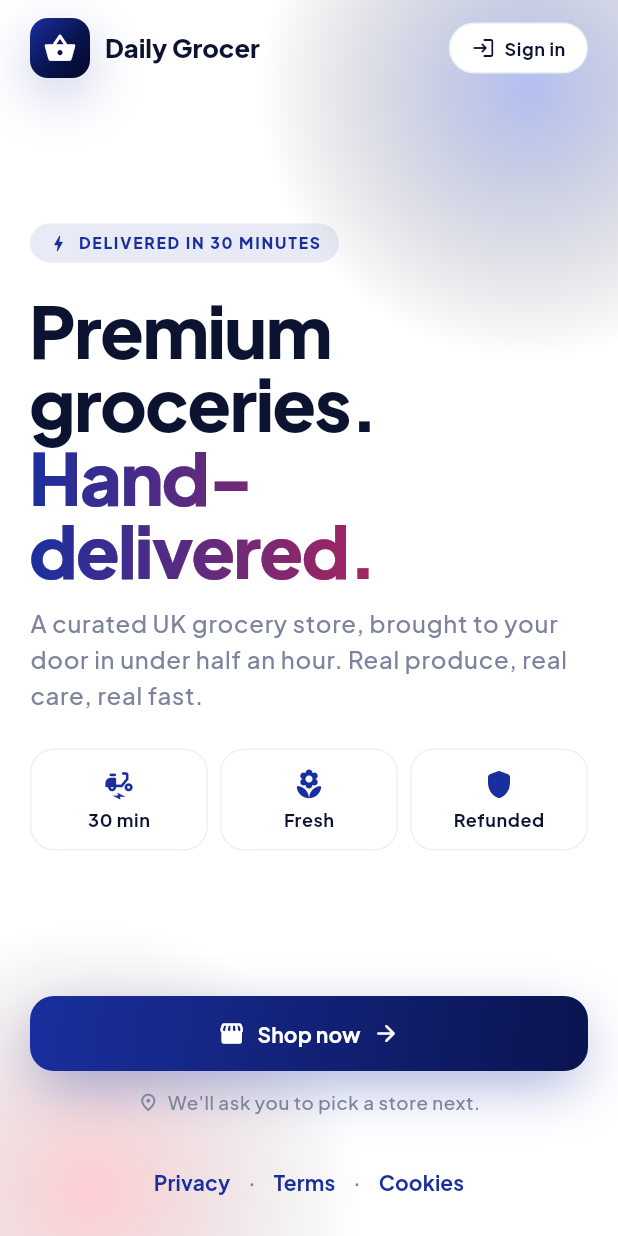
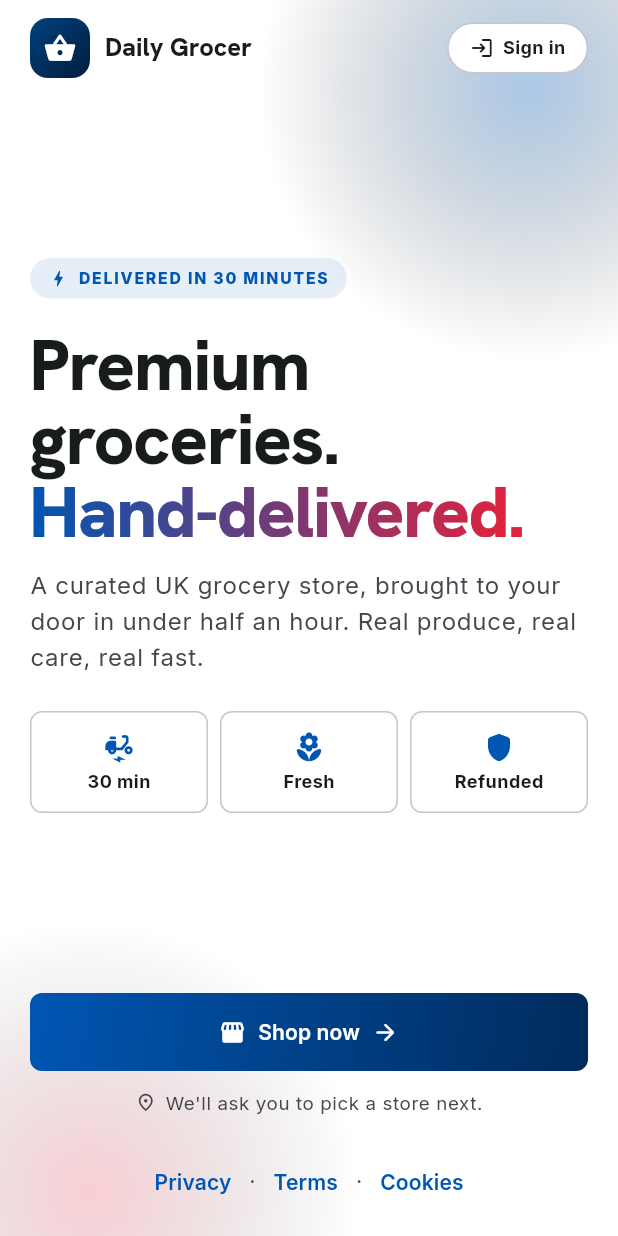
Before and after one commit to musnymubarak/UK_Grocery, a Flutter app: the screen it shows after launch, on a phone screen of 412 x 824 dp. Run offline on Flutter 3.47's test engine with Material 3 defaults, Android fonts, the phone set to English and light mode, and no system bars; our stand-ins replace cached_network_image, dio, geolocator, google_fonts, shared_preferences; accounts and stored records are empty; network calls fail.

Commit message:
feat(mobile): reskin core tokens + theme to storefront flat/light
Retune the central design tokens so the storefront's flat, light look
propagates app-wide: navy/action-blue/action-red palette, Hanken Grotesk +
Inter typography, small radii (cards ~8-12px), flattened shadows (soft() = none,
glows disabled), and a #f8f9fa page background with white hairline-bordered
cards. Symbol names kept stable so screens re-skin automatically. Reverses the
brief's premium direction per the owner's request.

Co-Authored-By: Claude Opus 4.7 (1M context) <noreply@anthropic.com>

```diff
--- a/mobile/lib/core/theme/app_colors.dart
+++ b/mobile/lib/core/theme/app_colors.dart
@@ -1,77 +1,76 @@
 import 'package:flutter/material.dart';
 
-/// Brand palette — deep royal blue primary, rich vibrant red accent.
-/// Built for layered surfaces, glass overlays, and controlled contrast.
+/// Brand palette — aligned to the storefront's flat/light design system:
+/// deep navy structure, action-blue accents, action-red CTAs, crisp light
+/// neutral surfaces. Symbol names are kept stable so screens/widgets that
+/// reference specific shades re-skin automatically.
 class AppColors {
   AppColors._();
 
-  // Royal Blue (primary)
-  static const Color blue50 = Color(0xFFEEF2FF);
-  static const Color blue100 = Color(0xFFDDE4FF);
-  static const Color blue200 = Color(0xFFB8C5FF);
-  static const Color blue300 = Color(0xFF8A9DFF);
-  static const Color blue400 = Color(0xFF5970F5);
-  static const Color blue500 = Color(0xFF2747D8);
-  static const Color blue600 = Color(0xFF1A2F9E);
-  static const Color blue700 = Color(0xFF0F1E6E);
-  static const Color blue800 = Color(0xFF0A1450);
-  static const Color blue900 = Color(0xFF060F3E);
-  static const Color blue950 = Color(0xFF030723);
+  // Blue ramp — action-blue (#0056b3) accents up to navy (#001d3d) structure.
+  static const Color blue50 = Color(0xFFEAF1FB);
+  static const Color blue100 = Color(0xFFCFE0F4);
+  static const Color blue200 = Color(0xFF9FC0E8);
+  static const Color blue300 = Color(0xFF5E93D6);
+  static const Color blue400 = Color(0xFF2C72C4);
+  static const Color blue500 = Color(0xFF0E63BD);
+  static const Color blue600 = Color(0xFF0056B3); // action-blue (primary)
+  static const Color blue700 = Color(0xFF00417F);
+  static const Color blue800 = Color(0xFF002B5C);
+  static const Color blue900 = Color(0xFF001D3D); // navy (structure)
+  static const Color blue950 = Color(0xFF001027);
 
-  // Rich Red (accent)
-  static const Color red50 = Color(0xFFFFF1F2);
-  static const Color red100 = Color(0xFFFFDEE2);
-  static const Color red300 = Color(0xFFFF8A95);
-  static const Color red400 = Color(0xFFFF5A6A);
-  static const Color red500 = Color(0xFFFF1F36);
-  static const Color red600 = Color(0xFFE00F26);
-  static const Color red700 = Color(0xFFA60A1F);
+  // Red ramp — action-red (#e6203a).
+  static const Color red50 = Color(0xFFFDECEE);
+  static const Color red100 = Color(0xFFFAD2D7);
+  static const Color red300 = Color(0xFFF38A95);
+  static const Color red400 = Color(0xFFEE5365);
+  static const Color red500 = Color(0xFFE6203A); // action-red (secondary)
+  static const Color red600 = Color(0xFFC71A30);
+  static const Color red700 = Color(0xFF9E1325);
 
-  // Neutrals (cool-tinted to harmonize with blue)
+  // Neutrals — light, crisp; low indices are surfaces, high are text/borders.
   static const Color neutral0 = Color(0xFFFFFFFF);
-  static const Color neutral50 = Color(0xFFF7F8FC);
-  static const Color neutral100 = Color(0xFFEEF0F7);
-  static const Color neutral200 = Color(0xFFE2E6F0);
-  static const Color neutral300 = Color(0xFFCFD4E3);
-  static const Color neutral400 = Color(0xFFA8B0C6);
-  static const Color neutral500 = Color(0xFF7C849D);
-  static const Color neutral600 = Color(0xFF5A6585);
-  static const Color neutral700 = Color(0xFF3A4365);
-  static const Color neutral800 = Color(0xFF1F2547);
-  static const Color neutral900 = Color(0xFF0C1330);
+  static const Color neutral50 = Color(0xFFF8F9FA); // page background
+  static const Color neutral100 = Color(0xFFF3F4F5);
+  static const Color neutral200 = Color(0xFFEDEEEF);
+  static const Color neutral300 = Color(0xFFE1E3E4);
+  static const Color neutral400 = Color(0xFFC4C6CF); // hairline border
+  static const Color neutral500 = Color(0xFFA0A3AB);
+  static const Color neutral600 = Color(0xFF74777F); // outline
+  static const Color neutral700 = Color(0xFF44474E); // muted text
+  static const Color neutral800 = Color(0xFF2A2D31);
+  static const Color neutral900 = Color(0xFF191C1D); // on-surface
 
   // Semantic
-  static const Color success = Color(0xFF12B981);
-  static const Color successDeep = Color(0xFF067A4D);
+  static const Color success = Color(0xFF28A745);
+  static const Color successDeep = Color(0xFF1E7E34);
   static const Color warning = Color(0xFFF59E0B);
-  static const Color info = Color(0xFF3B82F6);
+  static const Color info = Color(0xFF0056B3);
   static const Color danger = red500;
 
-  // Glow / accent overlays
-  static const Color glowBlue = Color(0x661A2F9E);
-  static const Color glowRed = Color(0x66FF1F36);
+  // Retained for API compatibility; the flat design no longer paints glows.
+  static const Color glowBlue = Color(0x00000000);
+  static const Color glowRed = Color(0x00000000);
 
-  // Brand gradients — pick from these three only. Everywhere else should
-  // use one of: [royalGradient] (cool primary), [bloodGradient] (red CTA),
-  // [elegantGradient] (premium / member surfaces).
+  // Brand gradients retained for compatibility, recoloured to navy/blue. The
+  // flat design prefers solid fills; remaining inline gradients are swept out.
   static const Gradient royalGradient = LinearGradient(
     begin: Alignment.topLeft,
     end: Alignment.bottomRight,
-    colors: [blue600, blue800, blue950],
-    stops: [0.0, 0.55, 1.0],
+    colors: [blue700, blue900],
   );
 
   static const Gradient bloodGradient = LinearGradient(
     begin: Alignment.topLeft,
     end: Alignment.bottomRight,
-    colors: [red600, red700],
+    colors: [red500, red600],
   );
 
   static const Gradient elegantGradient = LinearGradient(
     begin: Alignment.topLeft,
     end: Alignment.bottomRight,
-    colors: [blue700, blue900, red700],
-    stops: [0.0, 0.6, 1.2],
+    colors: [blue800, blue900],
   );
 
   static const Gradient surfaceLight = LinearGradient(
@@ -83,6 +82,6 @@ class AppColors {
   static const Gradient surfaceDark = LinearGradient(
     begin: Alignment.topCenter,
     end: Alignment.bottomCenter,
-    colors: [Color(0xFF0A1132), Color(0xFF050922)],
+    colors: [blue900, blue950],
   );
 }
--- a/mobile/lib/core/theme/app_shadows.dart
+++ b/mobile/lib/core/theme/app_shadows.dart
@@ -1,85 +1,35 @@
 import 'package:flutter/material.dart';
 
-import 'app_colors.dart';
-
+/// Flat/light design: cards rely on hairline borders, not shadows. `soft`
+/// returns no shadow; `elevated` keeps a single subtle lift for genuinely
+/// floating surfaces (bottom nav, sheets, dialogs). Glows are disabled.
 class AppShadows {
   AppShadows._();
 
-  static List<BoxShadow> soft(BuildContext context) {
-    final isDark = Theme.of(context).brightness == Brightness.dark;
-    return isDark
-        ? const [
-            BoxShadow(
-              color: Color(0x66000000),
-              blurRadius: 24,
-              spreadRadius: 0,
-              offset: Offset(0, 8),
-            ),
-            BoxShadow(
-              color: Color(0x33000000),
-              blurRadius: 4,
-              spreadRadius: 0,
-              offset: Offset(0, 1),
-            ),
-          ]
-        : const [
-            BoxShadow(
-              color: Color(0x14111A4D),
-              blurRadius: 30,
-              spreadRadius: 0,
-              offset: Offset(0, 10),
-            ),
-            BoxShadow(
-              color: Color(0x0A111A4D),
-              blurRadius: 6,
-              spreadRadius: 0,
-              offset: Offset(0, 2),
-            ),
-          ];
-  }
+  static List<BoxShadow> soft(BuildContext context) => const [];
 
   static List<BoxShadow> elevated(BuildContext context) {
     final isDark = Theme.of(context).brightness == Brightness.dark;
     return isDark
         ? const [
             BoxShadow(
-              color: Color(0x99000000),
-              blurRadius: 40,
-              spreadRadius: -8,
-              offset: Offset(0, 18),
+              color: Color(0x66000000),
+              blurRadius: 16,
+              spreadRadius: 0,
+              offset: Offset(0, 6),
             ),
           ]
         : const [
             BoxShadow(
-              color: Color(0x1F1A2F9E),
-              blurRadius: 40,
-              spreadRadius: -8,
-              offset: Offset(0, 22),
-            ),
-            BoxShadow(
-              color: Color(0x14111A4D),
-              blurRadius: 12,
-              spreadRadius: -4,
+              color: Color(0x14000000),
+              blurRadius: 16,
+              spreadRadius: 0,
               offset: Offset(0, 6),
             ),
           ];
   }
 
-  static List<BoxShadow> glowBlue() => const [
-        BoxShadow(
-          color: AppColors.glowBlue,
-          blurRadius: 32,
-          spreadRadius: -4,
-          offset: Offset(0, 12),
-        ),
-      ];
+  static List<BoxShadow> glowBlue() => const [];
 
-  static List<BoxShadow> glowRed() => const [
-        BoxShadow(
-          color: AppColors.glowRed,
-          blurRadius: 32,
-          spreadRadius: -4,
-          offset: Offset(0, 12),
-        ),
-      ];
+  static List<BoxShadow> glowRed() => const [];
 }
--- a/mobile/lib/core/theme/app_spacing.dart
+++ b/mobile/lib/core/theme/app_spacing.dart
@@ -13,12 +13,12 @@ class AppSpacing {
   static const double xxxl = 48;
   static const double huge = 64;
 
-  // Radii
-  static const double radiusXs = 8;
-  static const double radiusSm = 12;
-  static const double radiusMd = 16;
-  static const double radiusLg = 20;
-  static const double radiusXl = 28;
-  static const double radiusXxl = 36;
+  // Radii — small/soft, matching the storefront (4px standard, 8px cards).
+  static const double radiusXs = 4;
+  static const double radiusSm = 6;
+  static const double radiusMd = 8;
+  static const double radiusLg = 10;
+  static const double radiusXl = 12;
+  static const double radiusXxl = 16;
   static const double radiusPill = 999;
 }
--- a/mobile/lib/core/theme/app_theme.dart
+++ b/mobile/lib/core/theme/app_theme.dart
@@ -9,17 +9,17 @@ class AppTheme {
   AppTheme._();
 
   static ThemeData light() {
-    const surface = AppColors.neutral0;
-    const background = AppColors.neutral0; // pure white everywhere
-    const onSurface = AppColors.neutral900;
-    const onSurfaceMuted = AppColors.neutral500;
+    const surface = AppColors.neutral0; // white cards
+    const background = AppColors.neutral50; // #f8f9fa page background
+    const onSurface = AppColors.neutral900; // #191c1d
+    const onSurfaceMuted = AppColors.neutral700; // #44474e
 
     final scheme = const ColorScheme.light(
-      primary: AppColors.blue600,
+      primary: AppColors.blue600, // action-blue #0056b3
       onPrimary: AppColors.neutral0,
-      secondary: AppColors.red500,
+      secondary: AppColors.red500, // action-red #e6203a
       onSecondary: AppColors.neutral0,
-      tertiary: AppColors.blue400,
+      tertiary: AppColors.blue900, // navy #001d3d
       surface: surface,
       onSurface: onSurface,
       surfaceContainerLowest: AppColors.neutral0,
@@ -28,8 +28,8 @@ class AppTheme {
       surfaceContainerHigh: AppColors.neutral200,
       surfaceContainerHighest: AppColors.neutral300,
       onSurfaceVariant: onSurfaceMuted,
-      outline: AppColors.neutral200,
-      outlineVariant: AppColors.neutral100,
+      outline: AppColors.neutral600, // #74777f
+      outlineVariant: AppColors.neutral400, // #c4c6cf hairline
       error: AppColors.red600,
       onError: AppColors.neutral0,
     );
@@ -100,6 +100,7 @@ class AppTheme {
         elevation: 0,
         shape: RoundedRectangleBorder(
           borderRadius: BorderRadius.circular(AppSpacing.radiusLg),
+          side: BorderSide(color: scheme.outlineVariant),
         ),
         clipBehavior: Clip.antiAlias,
       ),
--- a/mobile/lib/core/theme/app_typography.dart
+++ b/mobile/lib/core/theme/app_typography.dart
@@ -1,117 +1,46 @@
 import 'package:flutter/material.dart';
 import 'package:google_fonts/google_fonts.dart';
 
-/// Premium typography scale — Plus Jakarta Sans.
+/// Typography matching the storefront: Hanken Grotesk for headings/display,
+/// Inter for body + labels.
 class AppTypography {
   AppTypography._();
 
   static TextTheme textTheme(Color onSurface, Color onSurfaceMuted) {
-    final base = GoogleFonts.plusJakartaSansTextTheme();
-    return base.copyWith(
-      // Display
-      displayLarge: base.displayLarge?.copyWith(
-        fontSize: 48,
-        height: 1.05,
-        letterSpacing: -1.2,
-        fontWeight: FontWeight.w800,
-        color: onSurface,
-      ),
-      displayMedium: base.displayMedium?.copyWith(
-        fontSize: 36,
-        height: 1.08,
-        letterSpacing: -0.8,
-        fontWeight: FontWeight.w800,
-        color: onSurface,
-      ),
-      displaySmall: base.displaySmall?.copyWith(
-        fontSize: 28,
-        height: 1.15,
-        letterSpacing: -0.4,
-        fontWeight: FontWeight.w700,
-        color: onSurface,
-      ),
-      // Headline
-      headlineLarge: base.headlineLarge?.copyWith(
-        fontSize: 24,
-        height: 1.2,
-        letterSpacing: -0.3,
-        fontWeight: FontWeight.w700,
-        color: onSurface,
-      ),
-      headlineMedium: base.headlineMedium?.copyWith(
-        fontSize: 20,
-        height: 1.25,
-        letterSpacing: -0.2,
-        fontWeight: FontWeight.w700,
-        color: onSurface,
-      ),
-      headlineSmall: base.headlineSmall?.copyWith(
-        fontSize: 18,
-        height: 1.3,
-        letterSpacing: -0.1,
-        fontWeight: FontWeight.w700,
-        color: onSurface,
-      ),
-      // Title
-      titleLarge: base.titleLarge?.copyWith(
-        fontSize: 17,
-        height: 1.35,
-        fontWeight: FontWeight.w700,
-        color: onSurface,
-      ),
-      titleMedium: base.titleMedium?.copyWith(
-        fontSize: 15,
-        height: 1.4,
-        fontWeight: FontWeight.w600,
-        color: onSurface,
-      ),
-      titleSmall: base.titleSmall?.copyWith(
-        fontSize: 13,
-        height: 1.4,
-        fontWeight: FontWeight.w600,
-        color: onSurfaceMuted,
-      ),
-      // Body
-      bodyLarge: base.bodyLarge?.copyWith(
-        fontSize: 16,
-        height: 1.5,
-        fontWeight: FontWeight.w500,
-        color: onSurface,
-      ),
-      bodyMedium: base.bodyMedium?.copyWith(
-        fontSize: 14,
-        height: 1.5,
-        fontWeight: FontWeight.w500,
-        color: onSurface,
-      ),
-      bodySmall: base.bodySmall?.copyWith(
-        fontSize: 12.5,
-        height: 1.45,
-        fontWeight: FontWeight.w500,
-        color: onSurfaceMuted,
-      ),
-      // Label
-      labelLarge: base.labelLarge?.copyWith(
-        fontSize: 14,
-        height: 1.3,
-        fontWeight: FontWeight.w700,
-        letterSpacing: 0.1,
-        color: onSurface,
-      ),
-      labelMedium: base.labelMedium?.copyWith(
-        fontSize: 12,
-        height: 1.3,
-        fontWeight: FontWeight.w700,
-        letterSpacing: 0.4,
-        color: onSurfaceMuted,
-      ),
-      labelSmall: base.labelSmall?.copyWith(
-        fontSize: 10.5,
-        height: 1.3,
-        fontWeight: FontWeight.w700,
-        letterSpacing: 0.6,
-        color: onSurfaceMuted,
-      ),
+    TextStyle heading(double size, FontWeight weight, {double? letter, double? lineH}) =>
+        GoogleFonts.hankenGrotesk(
+          fontSize: size,
+          fontWeight: weight,
+          letterSpacing: letter,
+          height: lineH,
+          color: onSurface,
+        );
+
+    TextStyle body(double size, FontWeight weight, {double? letter, double? lineH, Color? color}) =>
+        GoogleFonts.inter(
+          fontSize: size,
+          fontWeight: weight,
+          letterSpacing: letter,
+          height: lineH,
+          color: color ?? onSurface,
+        );
+
+    return TextTheme(
+      displayLarge: heading(48, FontWeight.w800, letter: -1.0, lineH: 1.05),
+      displayMedium: heading(36, FontWeight.w800, letter: -0.6, lineH: 1.08),
+      displaySmall: heading(28, FontWeight.w700, letter: -0.4, lineH: 1.15),
+      headlineLarge: heading(24, FontWeight.w700, letter: -0.3, lineH: 1.2),
+      headlineMedium: heading(20, FontWeight.w700, letter: -0.2, lineH: 1.25),
+      headlineSmall: heading(18, FontWeight.w700, letter: -0.1, lineH: 1.3),
+      titleLarge: heading(17, FontWeight.w700, lineH: 1.35),
+      titleMedium: body(15, FontWeight.w600, lineH: 1.4),
+      titleSmall: body(13, FontWeight.w600, lineH: 1.4, color: onSurfaceMuted),
+      bodyLarge: body(16, FontWeight.w400, lineH: 1.5),
+      bodyMedium: body(14, FontWeight.w400, lineH: 1.5),
+      bodySmall: body(12.5, FontWeight.w400, lineH: 1.45, color: onSurfaceMuted),
+      labelLarge: body(14, FontWeight.w600, letter: 0.1),
+      labelMedium: body(12, FontWeight.w600, letter: 0.3, color: onSurfaceMuted),
+      labelSmall: body(10.5, FontWeight.w700, letter: 0.5, color: onSurfaceMuted),
     );
   }
 }
```
Also changed, not shown: 1 other file.
